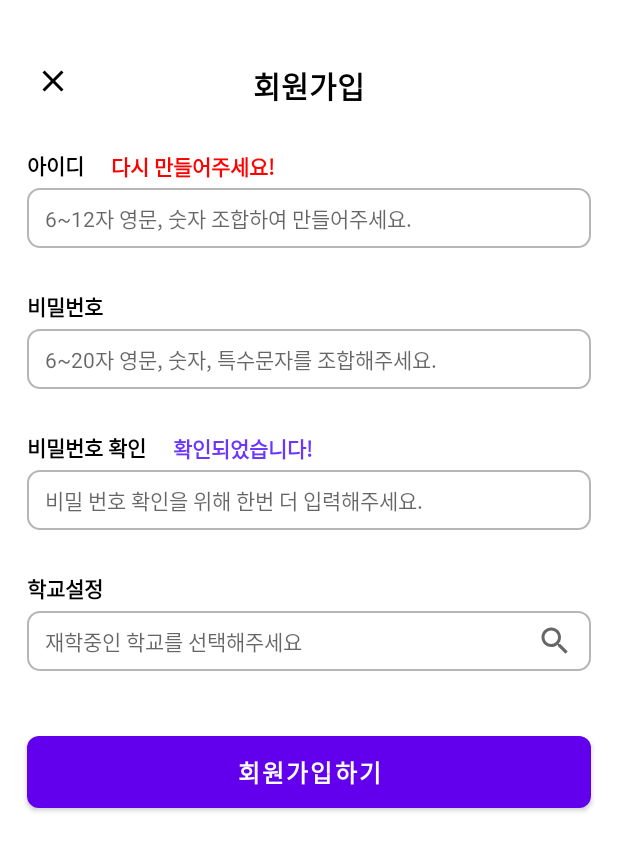
After one commit to mash-up-kr/baeppo_Android, an Android app: the RegisterActivity screen opened directly, with no data from a screen before it, on a phone screen of 412 x 824 dp. The commit adds this screen. Shown: the top 851 px of the screen. Run offline under Robolectric (Android 15) with nearby library versions, the phone set to English and light mode, and no system bars; our stand-ins replace RxJava, data binding.

Commit message:
feat: 회원가입 화면 UI

```diff
--- a/app/src/main/AndroidManifest.xml
+++ b/app/src/main/AndroidManifest.xml
@@ -15,7 +15,8 @@
         android:supportsRtl="true"
         android:theme="@style/Theme.Ipdam">
 
-        <activity android:name=".ui.login.LoginActivity"></activity>
+        <activity android:name=".ui.register.RegisterActivity"/>
+        <activity android:name=".ui.login.LoginActivity" />
 
         <meta-data
             android:name="com.naver.maps.map.CLIENT_ID"
--- a/app/src/main/java/com/mashup/ipdam/ui/login/LoginActivity.kt
+++ b/app/src/main/java/com/mashup/ipdam/ui/login/LoginActivity.kt
@@ -5,6 +5,7 @@ import com.mashup.base.BaseActivity
 import com.mashup.ipdam.R
 import com.mashup.ipdam.databinding.ActivityLoginBinding
 import com.mashup.ipdam.ui.main.MainActivity
+import com.mashup.ipdam.ui.register.RegisterActivity
 
 class LoginActivity : BaseActivity<ActivityLoginBinding>(R.layout.activity_login) {
     override var logTag: String = "LoginActivity"
@@ -17,7 +18,8 @@ class LoginActivity : BaseActivity<ActivityLoginBinding>(R.layout.activity_login
             finish()
         }
         binding.loginCreateAccount.setOnClickListener {
-            //TODO: 회원가입 로직
+            val intent = Intent(this@LoginActivity, RegisterActivity::class.java)
+            startActivity(intent)
         }
         binding.loginFindAccount.setOnClickListener {
             //TODO: 아이디 및 비밀번호 찾끼 로직
--- /dev/null
+++ b/app/src/main/java/com/mashup/ipdam/ui/register/RegisterActivity.kt
@@ -0,0 +1,49 @@
+package com.mashup.ipdam.ui.register
+
+import android.view.View
+import androidx.core.content.ContextCompat
+import com.mashup.base.BaseActivity
+import com.mashup.ipdam.R
+import com.mashup.ipdam.databinding.ActivityRegisterBinding
+
+class RegisterActivity : BaseActivity<ActivityRegisterBinding>(R.layout.activity_register) {
+    override var logTag: String = "RegisterActivity"
+
+    override fun initLayout() {
+        binding.registerBackButton.setOnClickListener {
+            finish()
+        }
+    }
+
+    fun showIdCheckSuccessLayout() {
+        binding.registerIdResult.run {
+            visibility = View.VISIBLE
+            text = getString(R.string.register_id_result_success)
+            setTextColor(ContextCompat.getColor(context, R.color.primary_color))
+        }
+    }
+
+    fun showIdCheckFailedLayout() {
+        binding.registerIdResult.run {
+            visibility = View.VISIBLE
+            text = getString(R.string.register_id_result_failed)
+            setTextColor(ContextCompat.getColor(context, R.color.red_color))
+        }
+    }
+
+    fun showPasswordCheckSuccessLayout() {
+        binding.registerPasswordResult.run {
+            visibility = View.VISIBLE
+            text = getString(R.string.register_id_result_success)
+            setTextColor(ContextCompat.getColor(context, R.color.primary_color))
+        }
+    }
+
+    fun showPasswordCheckFailedLayout() {
+        binding.registerPasswordResult.run {
+            visibility = View.VISIBLE
+            text = getString(R.string.register_id_result_failed)
+            setTextColor(ContextCompat.getColor(context, R.color.red_color))
+        }
+    }
+}
--- /dev/null
+++ b/app/src/main/res/drawable/ic_x_mark.xml
@@ -0,0 +1,9 @@
+<vector xmlns:android="http://schemas.android.com/apk/res/android"
+    android:width="24dp"
+    android:height="24dp"
+    android:viewportWidth="24"
+    android:viewportHeight="24">
+  <path
+      android:pathData="M19,6.41L17.59,5 12,10.59 6.41,5 5,6.41 10.59,12 5,17.59 6.41,19 12,13.41 17.59,19 19,17.59 13.41,12 19,6.41z"
+      android:fillColor="#000"/>
+</vector>
--- /dev/null
+++ b/app/src/main/res/layout/activity_register.xml
@@ -0,0 +1,219 @@
+<?xml version="1.0" encoding="utf-8"?>
+<layout xmlns:android="http://schemas.android.com/apk/res/android"
+    xmlns:app="http://schemas.android.com/apk/res-auto"
+    xmlns:tools="http://schemas.android.com/tools">
+
+    <data>
+
+    </data>
+
+    <androidx.constraintlayout.widget.ConstraintLayout
+        android:layout_width="match_parent"
+        android:layout_height="match_parent"
+        tools:context=".ui.register.RegisterActivity">
+
+        <ImageView
+            android:id="@+id/registerBackButton"
+            android:layout_width="wrap_content"
+            android:layout_height="wrap_content"
+            android:layout_marginStart="23dp"
+            android:layout_marginTop="42dp"
+            app:layout_constraintStart_toStartOf="parent"
+            app:layout_constraintTop_toTopOf="parent"
+            app:srcCompat="@drawable/ic_x_mark" />
+
+        <TextView
+            android:id="@+id/registerTitle"
+            android:layout_width="wrap_content"
+            android:layout_height="wrap_content"
+            android:layout_marginTop="42dp"
+            android:text="@string/register_title"
+            android:textSize="20sp"
+            android:textColor="@color/black"
+            android:textStyle="bold"
+            app:layout_constraintEnd_toEndOf="parent"
+            app:layout_constraintStart_toStartOf="parent"
+            app:layout_constraintTop_toTopOf="parent" />
+
+        <TextView
+            android:id="@+id/registerIdTitle"
+            android:layout_width="wrap_content"
+            android:layout_height="wrap_content"
+            android:minHeight="30dp"
+            android:gravity="center"
+            android:layout_marginStart="18dp"
+            android:layout_marginTop="23dp"
+            android:text="@string/register_id_text"
+            android:textSize="14sp"
+            android:textStyle="bold"
+            android:textColor="@color/black"
+            app:layout_constraintStart_toStartOf="parent"
+            app:layout_constraintTop_toBottomOf="@id/registerTitle" />
+
+        <EditText
+            android:id="@+id/registerIdEditText"
+            android:layout_width="0dp"
+            android:layout_height="wrap_content"
+            android:minHeight="@dimen/height_edittext"
+            android:layout_marginStart="18dp"
+            android:layout_marginEnd="18dp"
+            android:paddingStart="12dp"
+            android:background="@drawable/bg_corner_stroke"
+            android:paddingEnd="12dp"
+            android:importantForAutofill="no"
+            android:textSize="14sp"
+            android:lines="1"
+            android:hint="@string/register_id_hint"
+            android:inputType="textPersonName"
+            app:layout_constraintEnd_toEndOf="parent"
+            app:layout_constraintStart_toStartOf="parent"
+            app:layout_constraintTop_toBottomOf="@+id/registerIdTitle" />
+
+        <TextView
+            android:id="@+id/registerPasswordTitle"
+            android:layout_width="wrap_content"
+            android:layout_height="wrap_content"
+            android:minHeight="30dp"
+            android:gravity="center"
+            android:layout_marginStart="18dp"
+            android:layout_marginTop="24dp"
+            android:text="@string/register_password_text"
+            android:textSize="14sp"
+            android:textStyle="bold"
+            android:textColor="@color/black"
+            app:layout_constraintStart_toStartOf="parent"
+            app:layout_constraintTop_toBottomOf="@+id/registerIdEditText" />
+
+        <EditText
+            android:id="@+id/registerPasswordEditText"
+            android:layout_width="0dp"
+            android:layout_height="wrap_content"
+            android:minHeight="@dimen/height_edittext"
+            android:layout_marginStart="18dp"
+            android:layout_marginEnd="18dp"
+            android:paddingStart="12dp"
+            android:background="@drawable/bg_corner_stroke"
+            android:paddingEnd="12dp"
+            android:importantForAutofill="no"
+            android:textSize="14sp"
+            android:lines="1"
+            android:hint="@string/register_password_hint"
+            android:inputType="textPassword"
+            app:layout_constraintEnd_toEndOf="parent"
+            app:layout_constraintStart_toStartOf="parent"
+            app:layout_constraintTop_toBottomOf="@+id/registerPasswordTitle" />
+
+        <TextView
+            android:id="@+id/registerPasswordCheckTitle"
+            android:layout_width="wrap_content"
+            android:layout_height="wrap_content"
+            android:minHeight="30dp"
+            android:gravity="center"
+            android:layout_marginStart="18dp"
+            android:layout_marginTop="24dp"
+            android:text="@string/register_password_check_text"
+            android:textSize="14sp"
+            android:textStyle="bold"
+            android:textColor="@color/black"
+            app:layout_constraintStart_toStartOf="parent"
+            app:layout_constraintTop_toBottomOf="@+id/registerPasswordEditText" />
+
+        <EditText
+            android:id="@+id/registerPasswordCheckEditText"
+            android:layout_width="0dp"
+            android:layout_height="wrap_content"
+            android:minHeight="@dimen/height_edittext"
+            android:layout_marginStart="18dp"
+            android:layout_marginEnd="18dp"
+            android:paddingStart="12dp"
+            android:background="@drawable/bg_corner_stroke"
+            android:paddingEnd="12dp"
+            android:importantForAutofill="no"
+            android:textSize="14sp"
+            android:lines="1"
+            android:hint="@string/register_password_check_hint"
+            android:inputType="textPassword"
+            app:layout_constraintEnd_toEndOf="parent"
+            app:layout_constraintStart_toStartOf="parent"
+            app:layout_constraintTop_toBottomOf="@+id/registerPasswordCheckTitle" />
+
+        <TextView
+            android:id="@+id/registerSchoolTitle"
+            android:layout_width="wrap_content"
+            android:layout_height="wrap_content"
+            android:minHeight="30dp"
+            android:gravity="center"
+            android:layout_marginStart="18dp"
+            android:layout_marginTop="24dp"
+            android:text="@string/register_school_text"
+            android:textSize="14sp"
+            android:textStyle="bold"
+            android:textColor="@color/black"
+            app:layout_constraintStart_toStartOf="parent"
+            app:layout_constraintTop_toBottomOf="@+id/registerPasswordCheckEditText" />
+
+        <EditText
+            android:id="@+id/registerSchoolEditText"
+            android:layout_width="0dp"
+            android:layout_height="wrap_content"
+            android:minHeight="@dimen/height_edittext"
+            android:layout_marginStart="18dp"
+            android:layout_marginEnd="18dp"
+            android:paddingStart="12dp"
+            android:background="@drawable/bg_corner_stroke"
+            android:paddingEnd="12dp"
+            android:importantForAutofill="no"
+            android:textSize="14sp"
+            android:drawableRight="@drawable/ic_search"
+            android:lines="1"
+            android:hint="@string/register_school_hint"
+            android:inputType="none"
+            app:layout_constraintEnd_toEndOf="parent"
+            app:layout_constraintStart_toStartOf="parent"
+            app:layout_constraintTop_toBottomOf="@+id/registerSchoolTitle" />
+
+        <Button
+            android:id="@+id/registerButton"
+            android:layout_width="0dp"
+            android:layout_height="wrap_content"
+            android:layout_marginStart="18dp"
+            android:layout_marginTop="43dp"
+            android:layout_marginEnd="18dp"
+            android:text="@string/register_button"
+            android:background="@drawable/bg_corner_solid"
+            android:textStyle="bold"
+            android:textSize="16sp"
+            android:backgroundTint="@color/primary_color"
+            app:layout_constraintEnd_toEndOf="parent"
+            app:layout_constraintStart_toStartOf="parent"
+            app:layout_constraintTop_toBottomOf="@+id/registerSchoolEditText" />
+
+        <TextView
+            android:id="@+id/registerIdResult"
+            android:layout_width="wrap_content"
+            android:layout_height="wrap_content"
+            android:layout_marginStart="18dp"
+            android:layout_marginBottom="4dp"
+            android:text="@string/register_id_result_failed"
+            android:textColor="@color/red_color"
+            android:textStyle="bold"
+            android:textSize="14sp"
+            app:layout_constraintBottom_toTopOf="@+id/registerIdEditText"
+            app:layout_constraintStart_toEndOf="@+id/registerIdTitle" />
+
+        <TextView
+            android:id="@+id/registerPasswordResult"
+            android:layout_width="wrap_content"
+            android:layout_height="wrap_content"
+            android:layout_marginStart="18dp"
+            android:layout_marginBottom="4dp"
+            android:text="@string/register_password_result_success"
+            android:textColor="@color/primary_color"
+            android:textStyle="bold"
+            android:textSize="14sp"
+            app:layout_constraintBottom_toTopOf="@+id/registerPasswordCheckEditText"
+            app:layout_constraintStart_toEndOf="@+id/registerPasswordCheckTitle" />
+
+
+    </androidx.constraintlayout.widget.ConstraintLayout>
+</layout>
--- a/app/src/main/res/values/colors.xml
+++ b/app/src/main/res/values/colors.xml
@@ -12,4 +12,5 @@
     <color name="splash_text_color">#ededed</color>
     <color name="main_color">#000000</color>
     <color name="surface_color">#b6b6b6</color>
+    <color name="red_color">#ff0000</color>
 </resources>
--- a/app/src/main/res/values/strings.xml
+++ b/app/src/main/res/values/strings.xml
@@ -24,4 +24,19 @@
     <string name="login_button">로그인하기</string>
     <string name="login_find_account">&lt;u>아이디 혹은 비밀번호를 잊으셨나요?&lt;/u></string>
     <string name="login_create_account">&lt;u>입담 회원가입&lt;/u></string>
+<!--    회원 가입 페이지-->
+    <string name="register_title">회원가입</string>
+    <string name="register_id_text">아이디</string>
+    <string name="register_id_hint">6~12자 영문, 숫자 조합하여 만들어주세요. </string>
+    <string name="register_password_text">비밀번호</string>
+    <string name="register_password_hint">6~20자 영문, 숫자, 특수문자를 조합해주세요.</string>
+    <string name="register_password_check_text">비밀번호 확인</string>
+    <string name="register_password_check_hint">비밀 번호 확인을 위해 한번 더 입력해주세요.</string>
+    <string name="register_school_text">학교설정</string>
+    <string name="register_school_hint">재학중인 학교를 선택해주세요</string>
+    <string name="register_button">회원가입하기</string>
+    <string name="register_id_result_failed">다시 만들어주세요!</string>
+    <string name="register_id_result_success">멋진 아이디에요!</string>
+    <string name="register_password_result_failed">비밀번호가 달라요!</string>
+    <string name="register_password_result_success">확인되었습니다!</string>
 </resources>
```
